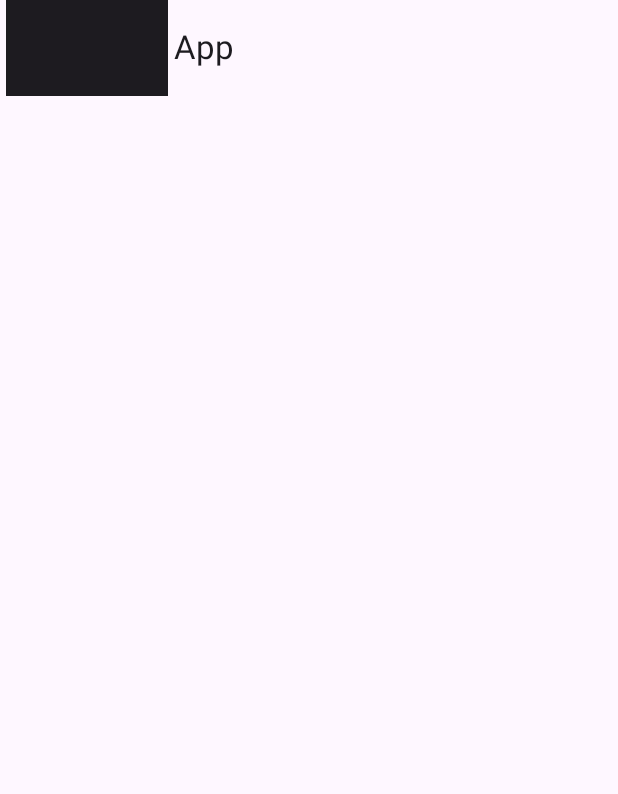
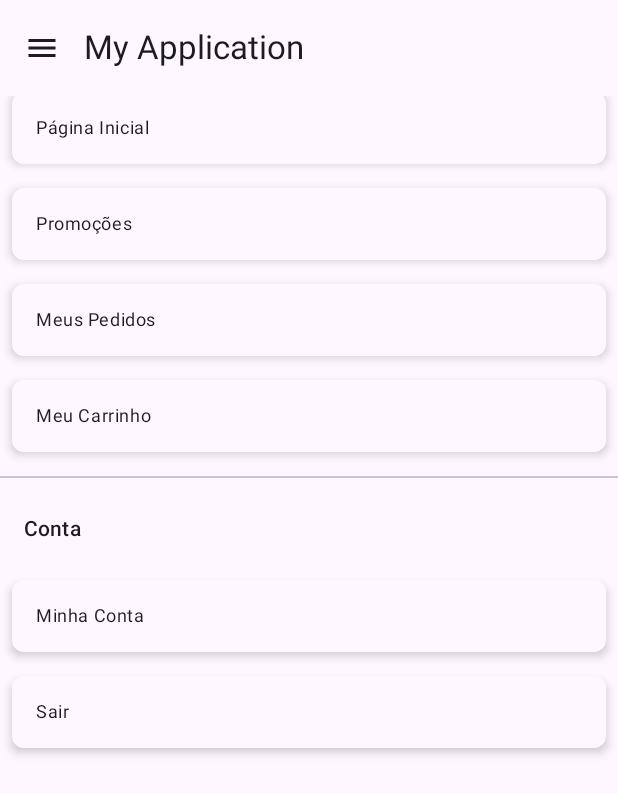
Before and after one commit to windcarvalho/LoginLLMTest, an Android app built with Jetpack Compose: the Tela_Compose_Access_2 screen opened directly, with no data from a screen before it, on a phone screen of 412 x 824 dp. Shown: the top 794 px of the screen. Run offline under Robolectric (Android 15) with nearby library versions, the phone set to English and light mode, and no system bars.

Commit message:
tela 2 adicionada

```diff
--- a/app/src/main/java/org/ufc/great/llm/screens/Tela_Compose_Access_2.kt
+++ b/app/src/main/java/org/ufc/great/llm/screens/Tela_Compose_Access_2.kt
@@ -1,29 +1,45 @@
 package org.ufc.great.llm.screens
 
-import androidx.appcompat.app.AppCompatActivity
+import android.annotation.SuppressLint
 import android.os.Bundle
 import androidx.activity.compose.setContent
+import androidx.appcompat.app.AppCompatActivity
 import androidx.compose.foundation.clickable
-import androidx.compose.foundation.layout.*
-import androidx.compose.foundation.lazy.LazyColumn
+import androidx.compose.foundation.focusable
+import androidx.compose.foundation.isSystemInDarkTheme
+import androidx.compose.foundation.layout.Column
+import androidx.compose.foundation.layout.fillMaxWidth
+import androidx.compose.foundation.layout.padding
+import androidx.compose.foundation.shape.RoundedCornerShape
+import androidx.compose.material.icons.Icons
+import androidx.compose.material.icons.filled.Menu
 import androidx.compose.material3.Divider
 import androidx.compose.material3.DrawerValue
 import androidx.compose.material3.ExperimentalMaterial3Api
 import androidx.compose.material3.Icon
+import androidx.compose.material3.IconButton
 import androidx.compose.material3.MaterialTheme
-import androidx.compose.material3.ModalNavigationDrawer
+import androidx.compose.material3.Scaffold
+import androidx.compose.material3.Shapes
+import androidx.compose.material3.Surface
 import androidx.compose.material3.Text
 import androidx.compose.material3.TopAppBar
+import androidx.compose.material3.Typography
+import androidx.compose.material3.darkColorScheme
+import androidx.compose.material3.lightColorScheme
 import androidx.compose.material3.rememberDrawerState
-import androidx.compose.runtime.*
-import androidx.compose.ui.Alignment
+import androidx.compose.runtime.Composable
+import androidx.compose.runtime.rememberCoroutineScope
 import androidx.compose.ui.Modifier
+import androidx.compose.ui.graphics.Color
+import androidx.compose.ui.text.TextStyle
+import androidx.compose.ui.text.font.FontFamily
+import androidx.compose.ui.text.font.FontWeight
+import androidx.compose.ui.tooling.preview.Preview
 import androidx.compose.ui.unit.dp
-import androidx.compose.ui.graphics.Color
-import androidx.compose.ui.res.painterResource
-import androidx.compose.ui.tooling.preview.Preview
-import com.example.menulateralllmtestgpt4.R
+import androidx.compose.ui.unit.sp
 import kotlinx.coroutines.launch
+
 
 @Suppress("DEPRECATION")
 class Tela_Compose_Access_2 : AppCompatActivity() {
@@ -31,104 +47,140 @@ class Tela_Compose_Access_2 : AppCompatActivity() {
     override fun onCreate(savedInstanceState: Bundle?) {
         super.onCreate(savedInstanceState)
         setContent {
-            MyApp()
+            MaterialTheme {
+                MainScreen()
+            }
         }
     }
 
+    @SuppressLint("UnusedMaterial3ScaffoldPaddingParameter")
     @OptIn(ExperimentalMaterial3Api::class)
     @Composable
-    fun MyApp() {
-        val drawerState = rememberDrawerState(DrawerValue.Closed)
+    fun MainScreen() {
+        val scaffoldState = rememberDrawerState(DrawerValue.Closed)
         val scope = rememberCoroutineScope()
 
-        ModalNavigationDrawer(
-            drawerState = drawerState,
-            drawerContent = {
-                DrawerContent(onMenuItemClick = { menuItem ->
-                    // Handle menu item click here
-                    when (menuItem) {
-                        "Go to Home" -> { /* Implement your logic here */ }
-                        "Promotions" -> { /* Implement your logic here */ }
-                        "My Orders" -> { /* Implement your logic here */ }
-                        "My Cart" -> { /* Implement your logic here */ }
-                        "My Account" -> { /* Implement your logic here */ }
-                        "Logout" -> { /* Implement your logic here */ }
+        Scaffold(
+            topBar = {
+                TopAppBar(
+                    title = { Text("My Application") },
+                    navigationIcon = {
+                        IconButton(
+                            onClick = {
+                                scope.launch {
+                                    scaffoldState.open()
                                 }
-                    scope.launch {
-                        drawerState.close()
                             }
-                })
+                        ) {
+                            Icon(Icons.Default.Menu, contentDescription = null) // O contentDescription já está no IconButton
+                        }
+                    }
+                )
             },
             content = {
-                // Main content of your app
-                Column(modifier = Modifier.fillMaxSize()) {
-                    TopAppBar(
-                        title = { Text("App") },
-                        navigationIcon = {
-                            Icon(
-                                painter = painterResource(id = R.drawable.ic_launcher_background),
-                                contentDescription = "Open Menu", // Use a descriptive contentDescription
-                                modifier = Modifier.clickable { scope.launch { drawerState.open() } }
-                            )
-                        }
-                    )
-                }
+                DrawerContent()
             }
         )
     }
 
     @Composable
-    fun DrawerContent(
-        onMenuItemClick: (String) -> Unit
-    ) {
-        Column(
-            modifier = Modifier.fillMaxSize(),
-            horizontalAlignment = Alignment.Start
-        ) {
-            Spacer(modifier = Modifier.height(24.dp))
-
-            Text(
-                text = "Menu",
-                style = MaterialTheme.typography.titleMedium,
-                modifier = Modifier.padding(16.dp)
-            )
-
-            Divider(color = Color.LightGray, modifier = Modifier.fillMaxWidth())
-
-            LazyColumn(modifier = Modifier.fillMaxSize()) {
-                item {
-                    MenuItem(text = "Página Inicial", contentDescription = "Go to Home") { onMenuItemClick("Página Inicial") }
-                    MenuItem(text = "Promoções", contentDescription = "Promotions") { onMenuItemClick("Promoções") }
-                    MenuItem(text = "Meus Pedidos", contentDescription = "My Orders") { onMenuItemClick("Meus Pedidos") }
-                    MenuItem(text = "Meu Carrinho", contentDescription = "My Cart") { onMenuItemClick("Meu Carrinho") }
-
-                    Divider(color = Color.LightGray, modifier = Modifier.fillMaxWidth())
-
-                    MenuItem(text = "Minha Conta", contentDescription = "My Account") { onMenuItemClick("Minha Conta") }
-                    MenuItem(text = "Sair", contentDescription = "Logout") { onMenuItemClick("Sair") }
-                }
-            }
+    fun DrawerContent() {
+        Column {
+            Text("Navegação", style = MaterialTheme.typography.titleSmall, modifier = Modifier.padding(16.dp))
+            Divider()
+            DrawerItem("Página Inicial")
+            DrawerItem("Promoções")
+            DrawerItem("Meus Pedidos")
+            DrawerItem("Meu Carrinho")
+            Divider(modifier = Modifier.padding(vertical = 8.dp))
+            Text("Conta", style = MaterialTheme.typography.titleSmall, modifier = Modifier.padding(16.dp))
+            DrawerItem("Minha Conta")
+            DrawerItem("Sair")
         }
     }
 
     @Composable
-    private fun MenuItem(
-        text: String,
-        contentDescription: String,
-        onClick: () -> Unit
+    fun DrawerItem(text: String) {
+        Surface(
+            modifier = Modifier
+                .fillMaxWidth()
+                .padding(8.dp),
+            color = MaterialTheme.colorScheme.surface,
+            contentColor = MaterialTheme.colorScheme.onSurface,
+            shape = MaterialTheme.shapes.small,
+            shadowElevation = 4.dp
         ) {
             Text(
                 text = text,
                 style = MaterialTheme.typography.bodySmall,
                 modifier = Modifier
                     .padding(16.dp)
-                .clickable(onClick = onClick)
+                    .clickable(
+                        onClickLabel = "Navigate to $text"
+                    ) {
+                        // Ação ao clicar no item do menu
+                    }
+                    .focusable()
             )
         }
+    }
+
+
 
     @Preview
     @Composable
     fun PreviewCadastroScreen() {
-        MyApp()
+        MaterialTheme {
+            MainScreen()
         }
     }
+
+    private val DarkColorPalette = darkColorScheme(
+        primary = Color(0xFFBB86FC),
+        onSurfaceVariant = Color(0xFF3700B3),
+        secondary = Color(0xFF03DAC5),
+        onPrimary = Color.Black,
+        onSecondary = Color.Black
+    )
+
+    private val LightColorPalette = lightColorScheme(
+        primary = Color(0xFF6200EE),
+        onSurfaceVariant = Color(0xFF3700B3),
+        secondary = Color(0xFF03DAC5),
+        onPrimary = Color.White,
+        onSecondary = Color.Black
+    )
+
+    val Typography = Typography(
+        bodySmall = TextStyle(
+            fontFamily = FontFamily.Default,
+            fontWeight = FontWeight.Normal,
+            fontSize = 16.sp
+        )
+    )
+
+    val Shapes = Shapes (
+        small = RoundedCornerShape(4.dp),
+        medium = RoundedCornerShape(4.dp),
+        large = RoundedCornerShape(0.dp)
+    )
+
+//    @Composable
+//    fun MyAppTheme(
+//        darkTheme: Boolean = isSystemInDarkTheme(),
+//        content: @Composable () -> Unit
+//    ) {
+//        val colors = if (darkTheme) {
+//            DarkColorPalette
+//        } else {
+//            LightColorPalette
+//        }
+//
+//        MaterialTheme(
+//            colorScheme = colors,
+//            typography = Typography,
+//            shapes = Shapes,
+//            content = content
+//        )
+//    }
+}
```
Also changed, not shown: app/src/main/java/org/ufc/great/llm/screens/Tela_Compose_2.kt (+103 -68 lines). Lines whose indentation alone changed are shown as unchanged.
